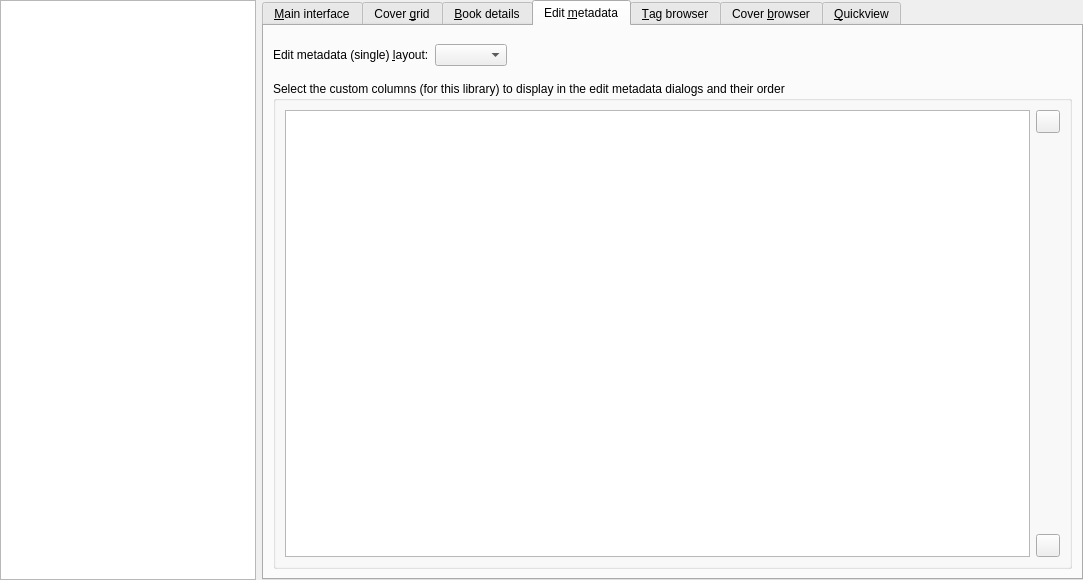
This is src/calibre/gui2/preferences/look_feel.ui in kovidgoyal/calibre as Qt 5 draws it before an edit. The edited form follows.
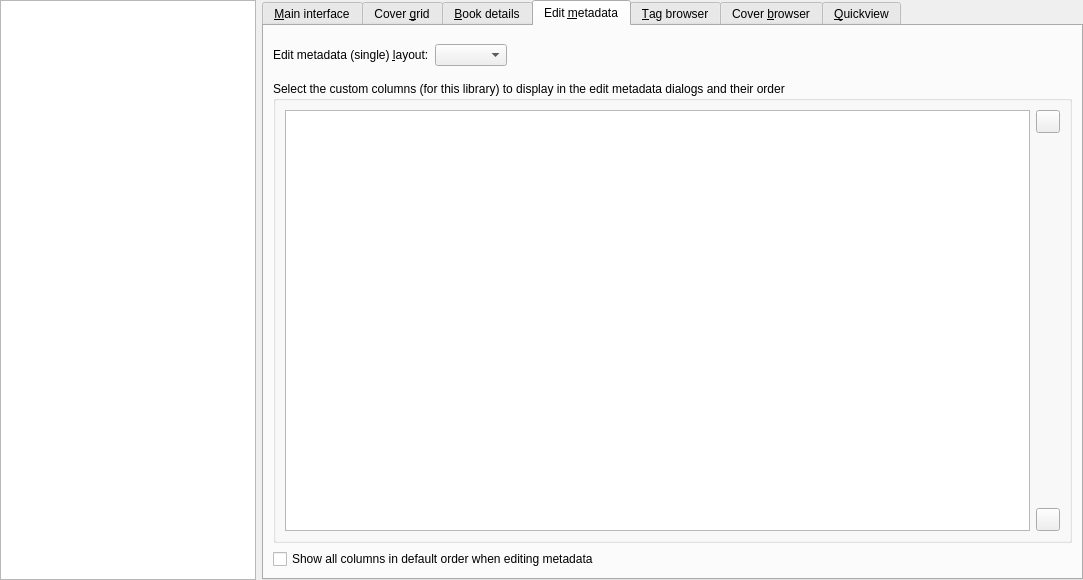
This is the edited form. The open tabs and pages were chosen to show the change. Icons and pictures are not drawn. Custom widgets are drawn as their Qt base class.

Commit message: Two changes to edit metadata custom columns: 1) Ensure the height of a widget doesn't grow in two column mode. 2) Add an option to ignore the column selection and order specifications.

```diff
--- a/src/calibre/gui2/preferences/look_feel.ui
+++ b/src/calibre/gui2/preferences/look_feel.ui
@@ -994,6 +994,19 @@
          </layout>
         </widget>
        </item>
+       <item row="8" column="0">
+        <widget class="QCheckBox" name="opt_edit_metadata_ignore_display_order">
+         <property name="text">
+          <string>Show all columns in default order when editing metadata</string>
+         </property>
+         <property name="toolTip">
+          <string>&lt;p&gt;Check this box to make the edit metadata dialogs ignore the
+above specifications, showing all the columns in the default order. This is
+useful for temporarily seeing all your columns in the dialogs without losing
+the display and order specifications.&lt;/p&gt;</string>
+         </property>
+        </widget>
+       </item>
       </layout>
      </widget>
      <widget class="QWidget" name="tag_browser_tab">
```
The commit also changes 3 other files.
